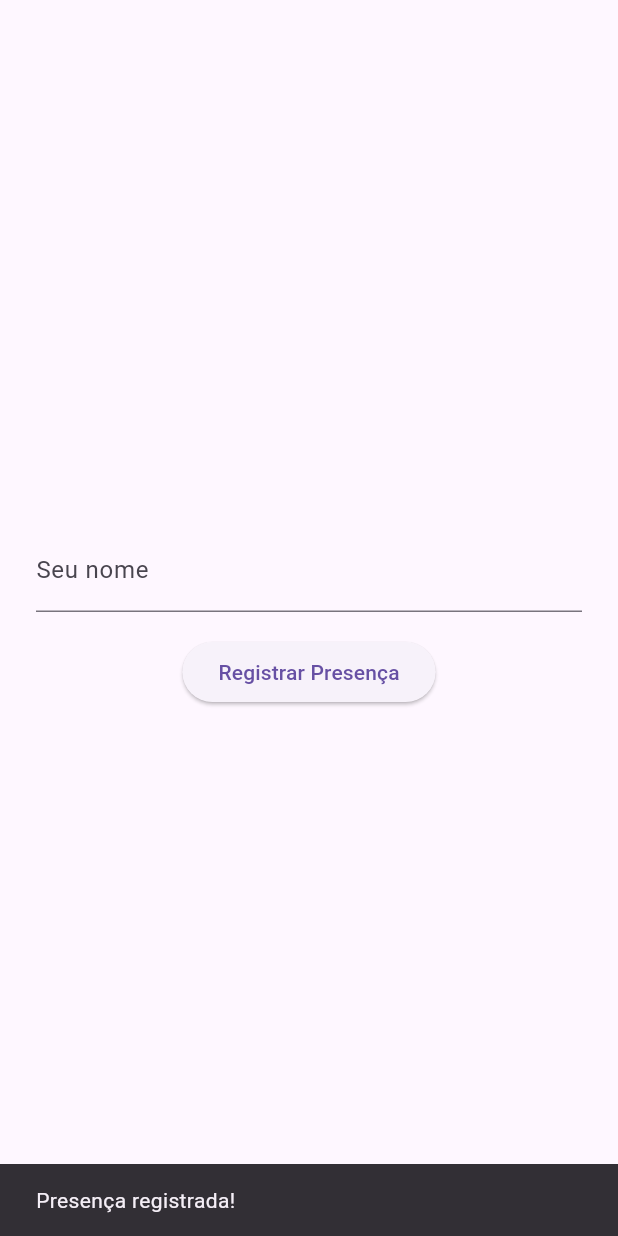
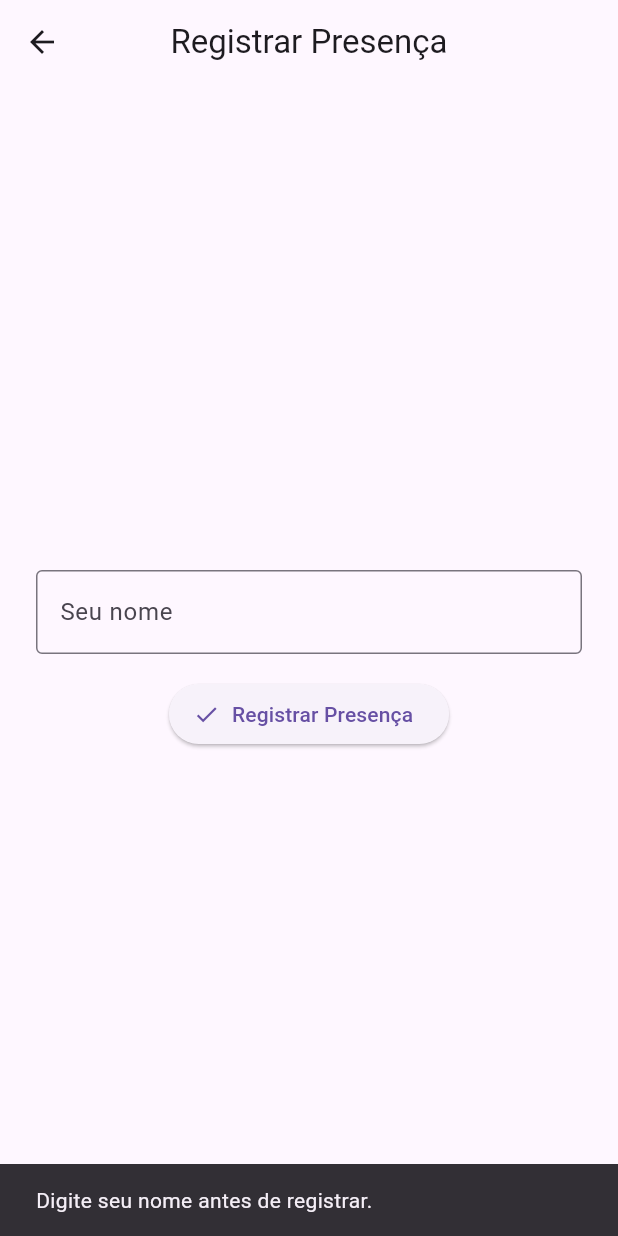
Before and after one commit to Lucas-Leal-Oliveira05/App_chamada, a Flutter app: the PresencaPage screen opened directly with empty values, after a tap on "Registrar Presença", on a phone screen of 412 x 824 dp. Run offline on Flutter 3.47's test engine with Material 3 defaults, Android fonts, the phone set to English and light mode, and no system bars; our stand-ins replace csv.

```diff
--- a/lib/telas/presenca.dart
+++ b/lib/telas/presenca.dart
@@ -3,7 +3,10 @@ import '../controllers/controle_chamada.dart';
 
 class PresencaPage extends StatefulWidget {
   final ChamadaController controller;
-  const PresencaPage({super.key, required this.controller});
+  final String usuarioLogado;
+
+  const PresencaPage({super.key, required this.controller,
+                      required this.usuarioLogado,});
 
   @override
   State<PresencaPage> createState() => _PresencaPageState();
@@ -13,26 +16,51 @@ class _PresencaPageState extends State<PresencaPage> {
   final nomeController = TextEditingController();
 
   @override
+  void dispose() {
+    nomeController.dispose();
+    super.dispose();
+  }
+
+  @override
   Widget build(BuildContext context) {
-    return Center(
-      child: Padding(
+    return Scaffold(
+      appBar: AppBar(
+        title: const Text('Registrar Presença'),
+        centerTitle: true,
+      ),
+      body: Padding(
         padding: const EdgeInsets.all(24),
         child: Column(
           mainAxisAlignment: MainAxisAlignment.center,
           children: [
             TextField(
               controller: nomeController,
-              decoration: const InputDecoration(labelText: 'Seu nome'),
+              decoration: const InputDecoration(
+                labelText: 'Seu nome',
+                border: OutlineInputBorder(),
+              ),
             ),
             const SizedBox(height: 16),
-            ElevatedButton(
+            ElevatedButton.icon(
+              icon: const Icon(Icons.check),
               onPressed: () {
-                widget.controller.registrarPresenca(nomeController.text);
+                final nome = nomeController.text.trim();
+
+                if (nome.isEmpty) {
+                  ScaffoldMessenger.of(context).showSnackBar(
+                    const SnackBar(content: Text('Digite seu nome antes de registrar.')),
+                  );
+                  return;
+                }
+
+                widget.controller.registrarPresenca(nome);
                 ScaffoldMessenger.of(context).showSnackBar(
-                  const SnackBar(content: Text('Presença registrada!')),
+                  SnackBar(content: Text('Presença registrada para $nome!')),
                 );
+
+                nomeController.clear();
               },
-              child: const Text('Registrar Presença'),
+              label: const Text('Registrar Presença'),
             ),
           ],
         ),
```
Also changed, not shown: lib/main.dart (+9 -72 lines), lib/telas/home.dart (added, +44 -0 lines), lib/telas/login.dart (+6 -2 lines), lib/telas/painel.dart (+6 -2 lines), 1 other file.
